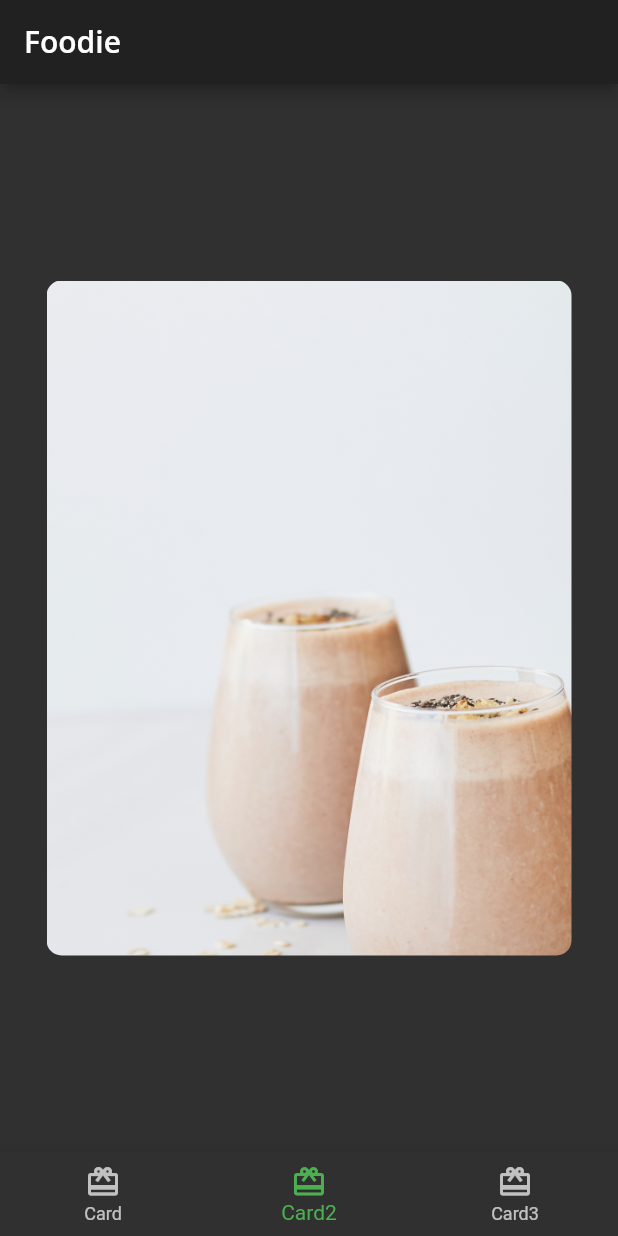
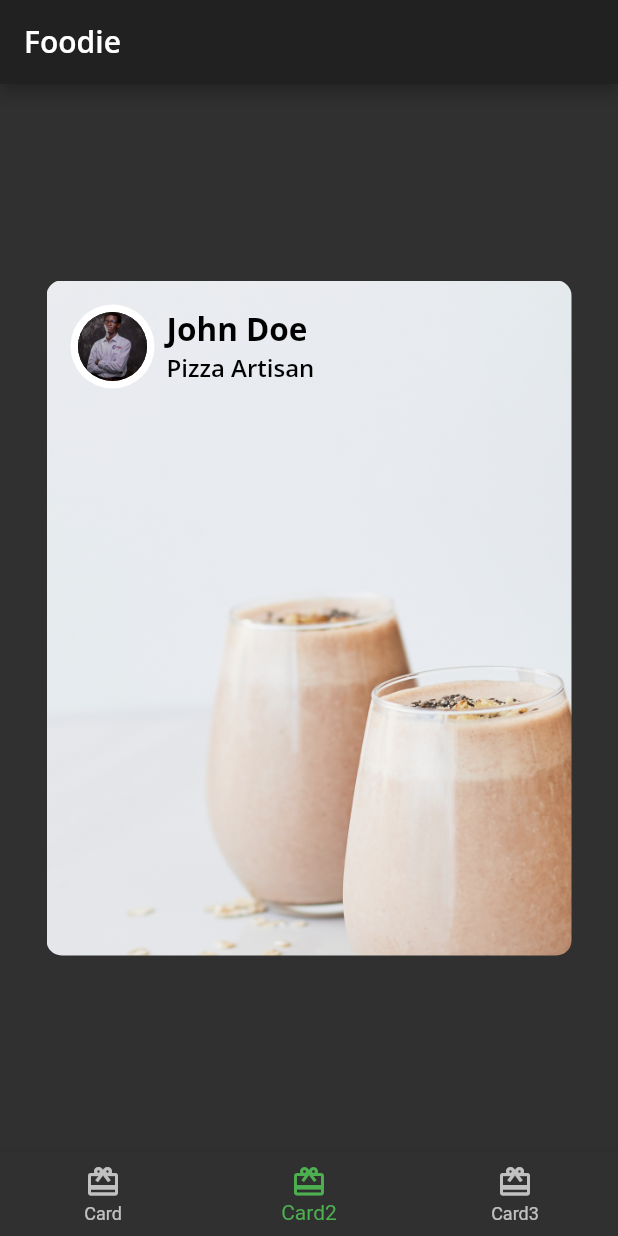
Before and after one commit to Kraftsman1/foodie, a Flutter app: the screen it shows after launch, item 2 of the bottom bar chosen, on a phone screen of 412 x 824 dp. Run offline on Flutter 3.47's test engine with Material 2 defaults, Android fonts, the phone set to English and light mode, and no system bars; our stand-ins replace google_fonts.

Commit message:
added author card

```diff
--- /dev/null
+++ b/lib/author_card.dart
@@ -0,0 +1,54 @@
+import 'package:flutter/material.dart';
+import 'foodie_theme.dart';
+import 'circle_image.dart';
+
+class AuthorCard extends StatelessWidget {
+  final String authorName;
+  final String title;
+  final ImageProvider? imageProvider;
+
+  const AuthorCard({
+    super.key,
+    required this.authorName,
+    required this.title,
+    required this.imageProvider,
+  });
+
+  @override
+  Widget build(BuildContext context) {
+    //TODO: Replace return Container(...)
+    return Container(
+      padding: const EdgeInsets.all(16),
+      child: Row(
+        //TODO: Add alignment
+        children: [
+          Row(
+            children: [
+              CircleImage(
+                imageProvider: imageProvider,
+                imageRadius: 28,
+              ),
+              const SizedBox(
+                width: 8,
+              ),
+              Column(
+                crossAxisAlignment: CrossAxisAlignment.start,
+                children: [
+                  Text(
+                    authorName,
+                    style: FoodieTheme.lightTextTheme.displayMedium,
+                  ),
+                  Text(
+                    title,
+                    style: FoodieTheme.lightTextTheme.displaySmall,
+                  )
+                ],
+              ),
+            ],
+          ),
+          //TODO: Add IconButton
+        ],
+      ),
+    );
+  }
+}
--- a/lib/cards/card2.dart
+++ b/lib/cards/card2.dart
@@ -1,5 +1,5 @@
 import 'package:flutter/material.dart';
-
+import '../author_card.dart';
 class Card2 extends StatelessWidget {
   const Card2({super.key});
 
@@ -22,7 +22,11 @@ class Card2 extends StatelessWidget {
         ),
         child: const Column(
           children: [
-            //TODO: Add authour Information
+            AuthorCard(
+              authorName: 'John Doe',
+              title: 'Pizza Artisan',
+              imageProvider: AssetImage('assets/me.jpg'),
+              )
             //TODO: Add Positioned text
           ],
         ),
```
Also changed, not shown: assets/me.jpg (added).
